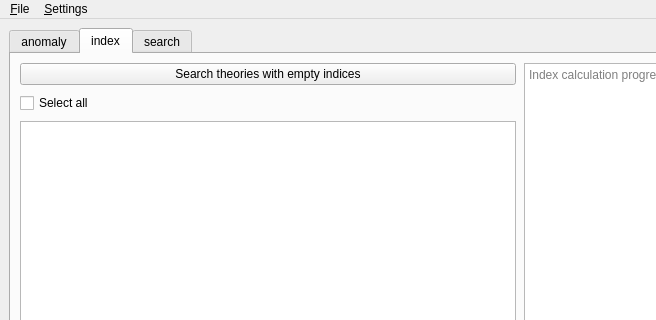
Old version of the form gui/n2_db.ui in the repository SansyHuman/N2SCFTDB; both pictures show x 0 to 656 and y 0 to 320 of the 1040 by 960 pixel window.
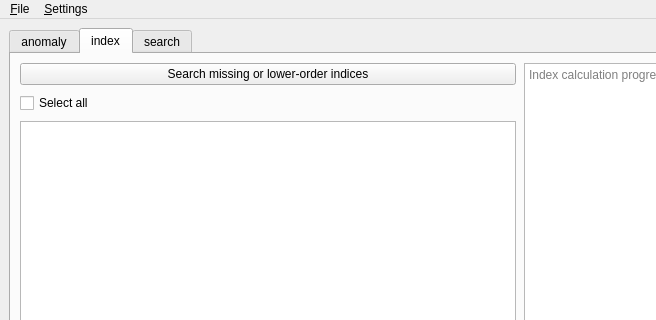
New version of the form. The open tabs and pages were chosen to show the change.

Commit message: Changed to update index with less order than settings.

Patch:
```diff
--- a/gui/n2_db.ui
+++ b/gui/n2_db.ui
@@ -112,8 +112,8 @@
             <property name="bottomMargin"><number>0</number></property>
             <item>
              <widget class="QPushButton" name="searchEmptyIndicesButton">
-              <property name="text"><string>Search theories with empty indices</string></property>
-              <property name="toolTip"><string>Search the database for theories whose indices have not been calculated.</string></property>
+              <property name="text"><string>Search missing or lower-order indices</string></property>
+              <property name="toolTip"><string>Find theories with missing indices or spectra, or full/Coulomb indices below the cutoffs in Settings. Indices with unknown saved cutoffs are preserved.</string></property>
              </widget>
             </item>
             <item>
```
Left out of the diff: 2 changed lines with no effect on the pictures. The commit also changes 16 other files.
